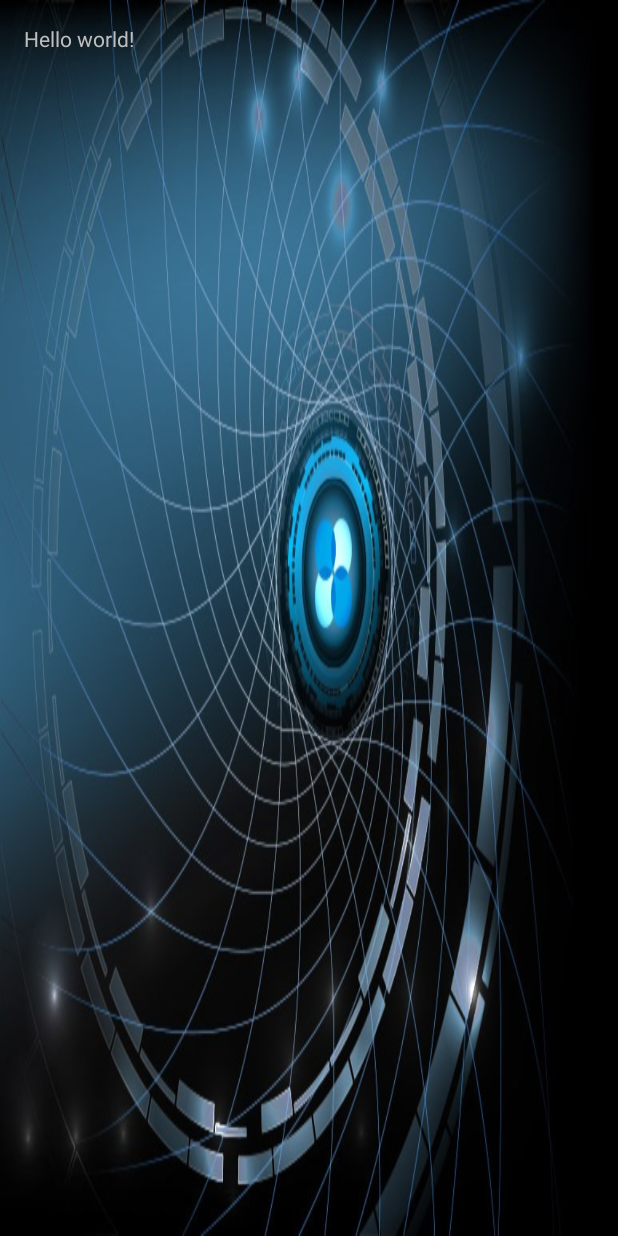
After one commit to Covisint/samples, an Android app: the layout activity_password_account.xml on its own in the app's theme, with its tools: preview values and no code run, on a phone screen of 412 x 824 dp. The commit adds this screen. Run offline under Robolectric (Android 15) with nearby library versions, the phone set to English and light mode, and no system bars.

Commit message:
Adding Create PasswordAccount

```diff
--- a/android/OpenRegistration/app/src/main/java/com/covisint/papi/sample/android/openregistration/AddressInputActivity.java
+++ b/android/OpenRegistration/app/src/main/java/com/covisint/papi/sample/android/openregistration/AddressInputActivity.java
@@ -84,7 +84,9 @@ public class AddressInputActivity extends Activity {
      * errors are presented and no actual login attempt is made.
      */
     public void attemptSubmission() {
+        Address[] addresses = new Address[1];
         Address address = new Address();
+        addresses[0] = address;
         ArrayList<String> streets = new ArrayList<>(3);
         String address1 = mAddress1ET.getText().toString();
         if (address1 != null && address1.trim().length() > 0) {
@@ -125,7 +127,7 @@ public class AddressInputActivity extends Activity {
         Object country = mCountriesSpinner.getSelectedItem();
         address.setCountry(country.toString());
 
-        mPerson.setAddresses(address);
+        mPerson.setAddresses(addresses);
 
         Intent intent = new Intent(this, ContactsInputActivity.class);
         Gson gson = new GsonBuilder().create();
--- a/android/OpenRegistration/app/src/main/java/com/covisint/papi/sample/android/openregistration/ContactsInputActivity.java
+++ b/android/OpenRegistration/app/src/main/java/com/covisint/papi/sample/android/openregistration/ContactsInputActivity.java
@@ -9,6 +9,7 @@ import android.view.View.OnClickListener;
 import android.widget.Button;
 import android.widget.EditText;
 
+import com.covisint.papi.sample.android.openregistration.model.contact.Address;
 import com.covisint.papi.sample.android.openregistration.model.contact.Phone;
 import com.covisint.papi.sample.android.openregistration.model.contact.PhoneType;
 import com.covisint.papi.sample.android.openregistration.model.person.Person;
@@ -71,7 +72,8 @@ public class ContactsInputActivity extends Activity {
         });
 
         // pre populate some ui elements
-        String country = mPerson.getAddresses().getCountry();
+        Address[] addresses = mPerson.getAddresses();
+        String country = addresses[0].getCountry();
         HashMap<String, String> countryCountryCodeMap = Utils.getCountryCountryCodeMap();
         String countryCode = countryCountryCodeMap.get(country);
         String[] countryLangIsdSamples = getResources().getStringArray(R.array.countries_lang_isd_sample_number);
--- a/android/OpenRegistration/app/src/main/java/com/covisint/papi/sample/android/openregistration/model/PAPIModel.java
+++ b/android/OpenRegistration/app/src/main/java/com/covisint/papi/sample/android/openregistration/model/PAPIModel.java
@@ -6,7 +6,7 @@ package com.covisint.papi.sample.android.openregistration.model;
 public abstract class PAPIModel {
 
     protected String id;
-    protected long version;
+    protected Long version;
     protected long creation;
     protected String realm;
     protected String status;
--- a/android/OpenRegistration/app/src/main/java/com/covisint/papi/sample/android/openregistration/model/person/Person.java
+++ b/android/OpenRegistration/app/src/main/java/com/covisint/papi/sample/android/openregistration/model/person/Person.java
@@ -9,7 +9,7 @@ import com.covisint.papi.sample.android.openregistration.model.contact.Phone;
  */
 public class Person extends PAPIModel {
     private Name name;
-    private Address addresses;
+    private Address[] addresses;
     private String language;
     private String timezone;
     private Phone[] phones;
@@ -69,11 +69,11 @@ public class Person extends PAPIModel {
         this.name = name;
     }
 
-    public Address getAddresses() {
+    public Address[] getAddresses() {
         return addresses;
     }
 
-    public void setAddresses(Address addresses) {
+    public void setAddresses(Address[] addresses) {
         this.addresses = addresses;
     }
 
--- /dev/null
+++ b/android/OpenRegistration/app/src/main/res/layout/activity_password_account.xml
@@ -0,0 +1,12 @@
+<RelativeLayout xmlns:android="http://schemas.android.com/apk/res/android"
+    xmlns:tools="http://schemas.android.com/tools" android:layout_width="match_parent"
+    android:layout_height="match_parent" android:paddingLeft="@dimen/activity_horizontal_margin"
+    android:paddingRight="@dimen/activity_horizontal_margin"
+    android:paddingTop="@dimen/activity_vertical_margin"
+    android:paddingBottom="@dimen/activity_vertical_margin"
+    tools:context="com.covisint.papi.sample.android.openregistration.PasswordAccountActivity">
+
+    <TextView android:text="@string/hello_world" android:layout_width="wrap_content"
+        android:layout_height="wrap_content" />
+
+</RelativeLayout>
--- a/android/OpenRegistration/app/src/main/res/values/strings.xml
+++ b/android/OpenRegistration/app/src/main/res/values/strings.xml
@@ -244,4 +244,7 @@
         <item>ZM,+260,70-123-4560</item>
         <item>ZW,+263,70-123-4560</item>
     </string-array>
+    <string name="title_activity_password_account">PasswordAccount</string>
+
+    <string name="hello_world">Hello world!</string>
 </resources>
```
Also changed, not shown: android/OpenRegistration/app/src/main/AndroidManifest.xml (+14 -10 lines), android/OpenRegistration/app/src/main/java/com/covisint/papi/sample/android/openregistration/PasswordAccountActivity.java (added, +39 -0 lines), android/OpenRegistration/app/src/main/java/com/covisint/papi/sample/android/openregistration/TimezoneLanguageInputActivity.java (+9 -24 lines), android/OpenRegistration/app/src/main/res/menu/menu_password_account.xml (added, +7 -0 lines).
